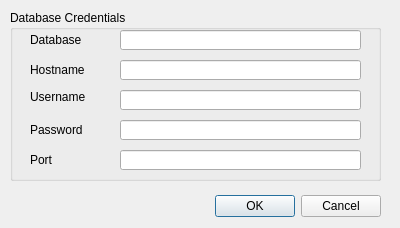
Old version of the form OrthoMaker/ortho_maker_settings.ui in the repository SDFIdk/QGIS-OrthoMaker.
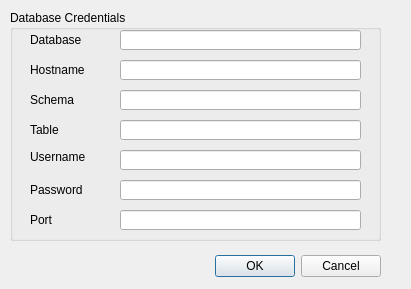
New version of the form.

The edit to the form file:
```diff
--- a/OrthoMaker/ortho_maker_settings.ui
+++ b/OrthoMaker/ortho_maker_settings.ui
@@ -6,8 +6,8 @@
    <rect>
     <x>0</x>
     <y>0</y>
-    <width>400</width>
-    <height>228</height>
+    <width>411</width>
+    <height>289</height>
    </rect>
   </property>
   <property name="windowTitle">
@@ -17,7 +17,7 @@
    <property name="geometry">
     <rect>
      <x>40</x>
-     <y>190</y>
+     <y>250</y>
      <width>341</width>
      <height>32</height>
     </rect>
@@ -35,7 +35,7 @@
      <x>10</x>
      <y>10</y>
      <width>371</width>
-     <height>171</height>
+     <height>231</height>
     </rect>
    </property>
    <property name="title">
@@ -45,7 +45,7 @@
     <property name="geometry">
      <rect>
       <x>20</x>
-      <y>80</y>
+      <y>140</y>
       <width>70</width>
       <height>13</height>
      </rect>
@@ -58,7 +58,7 @@
     <property name="geometry">
      <rect>
       <x>110</x>
-      <y>80</y>
+      <y>170</y>
       <width>241</width>
       <height>20</height>
      </rect>
@@ -68,7 +68,7 @@
     <property name="geometry">
      <rect>
       <x>110</x>
-      <y>110</y>
+      <y>140</y>
       <width>241</width>
       <height>20</height>
      </rect>
@@ -78,7 +78,7 @@
     <property name="geometry">
      <rect>
       <x>20</x>
-      <y>110</y>
+      <y>170</y>
       <width>70</width>
       <height>20</height>
      </rect>
@@ -137,7 +137,7 @@
     <property name="geometry">
      <rect>
       <x>110</x>
-      <y>140</y>
+      <y>200</y>
       <width>241</width>
       <height>20</height>
      </rect>
@@ -147,7 +147,7 @@
     <property name="geometry">
      <rect>
       <x>20</x>
-      <y>140</y>
+      <y>200</y>
       <width>70</width>
       <height>20</height>
      </rect>
@@ -156,6 +156,52 @@
      <string>Port</string>
     </property>
    </widget>
+   <widget class="QLabel" name="schema_label_2">
+    <property name="geometry">
+     <rect>
+      <x>20</x>
+      <y>80</y>
+      <width>70</width>
+      <height>20</height>
+     </rect>
+    </property>
+    <property name="text">
+     <string>Schema</string>
+    </property>
+   </widget>
+   <widget class="QLineEdit" name="schema">
+    <property name="geometry">
+     <rect>
+      <x>110</x>
+      <y>80</y>
+      <width>241</width>
+      <height>20</height>
+     </rect>
+    </property>
+   </widget>
+   <widget class="QLabel" name="table_label_3">
+    <property name="geometry">
+     <rect>
+      <x>20</x>
+      <y>110</y>
+      <width>70</width>
+      <height>20</height>
+     </rect>
+    </property>
+    <property name="text">
+     <string>Table</string>
+    </property>
+   </widget>
+   <widget class="QLineEdit" name="table">
+    <property name="geometry">
+     <rect>
+      <x>110</x>
+      <y>110</y>
+      <width>241</width>
+      <height>20</height>
+     </rect>
+    </property>
+   </widget>
   </widget>
   <zorder>groupBox</zorder>
   <zorder>buttonBox</zorder>
```
